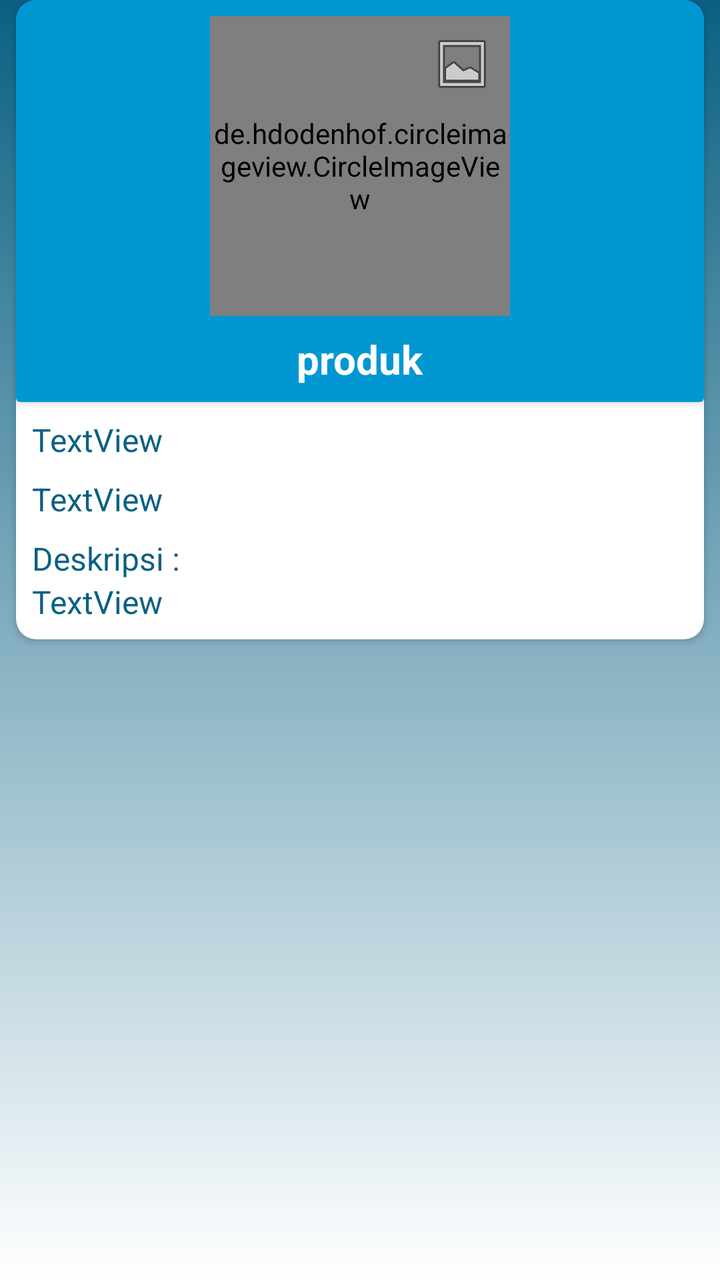
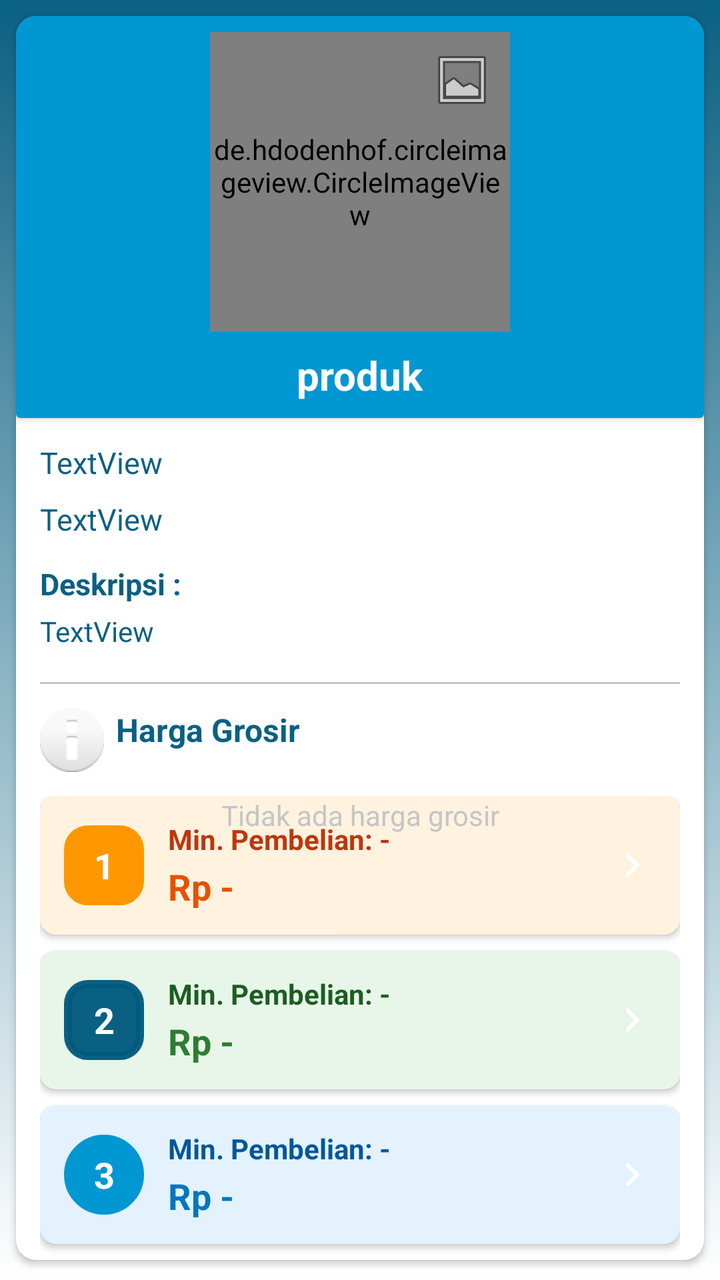

An Android layout rendered at two revisions. The XML below is the earlier revision; the diff shows what the commit changed to produce the second picture.
<!-- AndroidManifest.xml: application theme Theme.MerchantStore -->
<!-- res/layout/activity_detail_produk.xml -->
<?xml version="1.0" encoding="utf-8"?>
<androidx.constraintlayout.widget.ConstraintLayout xmlns:android="http://schemas.android.com/apk/res/android"
    xmlns:app="http://schemas.android.com/apk/res-auto"
    xmlns:tools="http://schemas.android.com/tools"
    android:layout_width="match_parent"
    android:layout_height="match_parent"
    android:background="@drawable/gradient_background2"
    tools:context=".DetailProdukActivity">

    <androidx.cardview.widget.CardView
        android:layout_width="0dp"
        android:layout_height="wrap_content"
        android:layout_marginStart="8dp"
        android:layout_marginEnd="8dp"
        app:cardBackgroundColor="@color/white"
        app:cardCornerRadius="10dp"
        app:layout_constraintEnd_toEndOf="parent"
        app:layout_constraintStart_toStartOf="parent"
        app:layout_constraintTop_toTopOf="parent">

        <androidx.constraintlayout.widget.ConstraintLayout
            android:layout_width="match_parent"
            android:layout_height="wrap_content">

            <androidx.cardview.widget.CardView
                android:id="@+id/cardView11"
                android:layout_width="match_parent"
                android:layout_height="wrap_content"
                app:cardBackgroundColor="@color/purple_500"
                app:layout_constraintStart_toStartOf="parent"
                app:layout_constraintTop_toTopOf="parent">

                <androidx.constraintlayout.widget.ConstraintLayout
                    android:layout_width="match_parent"
                    android:layout_height="match_parent">

                    <de.hdodenhof.circleimageview.CircleImageView
                        android:id="@+id/iv_detail_produk"
                        android:layout_width="150dp"
                        android:layout_height="150dp"
                        android:layout_marginStart="8dp"
                        android:layout_marginTop="8dp"
                        android:layout_marginEnd="8dp"
                        android:src="@drawable/noimage"
                        app:layout_constraintEnd_toEndOf="parent"
                        app:layout_constraintStart_toStartOf="parent"
                        app:layout_constraintTop_toTopOf="parent" />

                    <TextView
                        android:id="@+id/tv_detail_produk"
                        android:layout_width="wrap_content"
                        android:layout_height="wrap_content"
                        android:layout_marginStart="8dp"
                        android:layout_marginTop="8dp"
                        android:layout_marginEnd="8dp"
                        android:layout_marginBottom="8dp"
                        android:text="produk"
                        android:textColor="@color/white"
                        android:textSize="20sp"
                        android:textStyle="bold"
                        app:layout_constraintBottom_toBottomOf="parent"
                        app:layout_constraintEnd_toEndOf="parent"
                        app:layout_constraintStart_toStartOf="parent"
                        app:layout_constraintTop_toBottomOf="@+id/iv_detail_produk" />

                    <ImageButton
                        android:id="@+id/ib_foto_produk"
                        android:layout_width="wrap_content"
                        android:layout_height="wrap_content"
                        android:layout_marginTop="8dp"
                        android:layout_marginEnd="8dp"
                        android:background="@android:color/transparent"
                        app:layout_constraintEnd_toEndOf="@+id/iv_detail_produk"
                        app:layout_constraintTop_toTopOf="@+id/iv_detail_produk"
                        app:srcCompat="@android:drawable/ic_menu_gallery" />
                </androidx.constraintlayout.widget.ConstraintLayout>

            </androidx.cardview.widget.CardView>

            <TextView
                android:id="@+id/tv_detail_produk_harga_beli"
                android:layout_width="wrap_content"
                android:layout_height="wrap_content"
                android:layout_marginStart="8dp"
                android:layout_marginTop="8dp"
                android:text="TextView"
                android:textColor="@color/purple_700"
                android:textSize="16sp"
                app:layout_constraintStart_toStartOf="parent"
                app:layout_constraintTop_toBottomOf="@+id/cardView11" />

            <TextView
                android:id="@+id/tv_detail_produk_harga_jual"
                android:layout_width="wrap_content"
                android:layout_height="wrap_content"
                android:layout_marginStart="8dp"
                android:layout_marginTop="8dp"
                android:text="TextView"
                android:textColor="@color/purple_700"
                android:textSize="16sp"
                app:layout_constraintStart_toStartOf="parent"
                app:layout_constraintTop_toBottomOf="@+id/tv_detail_produk_harga_beli" />

            <TextView
                android:id="@+id/textView30"
                android:layout_width="wrap_content"
                android:layout_height="wrap_content"
                android:layout_marginStart="8dp"
                android:layout_marginTop="8dp"
                android:text="Deskripsi :"
                android:textColor="@color/purple_700"
                android:textSize="16sp"
                app:layout_constraintStart_toStartOf="parent"
                app:layout_constraintTop_toBottomOf="@+id/tv_detail_produk_harga_jual" />

            <TextView
                android:id="@+id/tv_detail_produk_desc"
                android:layout_width="0dp"
                android:layout_height="wrap_content"
                android:layout_marginStart="8dp"
                android:layout_marginEnd="8dp"
                android:layout_marginBottom="8dp"
                android:text="TextView"
                android:textColor="@color/purple_700"
                android:textSize="16sp"
                app:layout_constraintBottom_toBottomOf="parent"
                app:layout_constraintEnd_toEndOf="parent"
                app:layout_constraintStart_toStartOf="parent"
                app:layout_constraintTop_toBottomOf="@+id/textView30" />
        </androidx.constraintlayout.widget.ConstraintLayout>
    </androidx.cardview.widget.CardView>
</androidx.constraintlayout.widget.ConstraintLayout>
<!-- resources referenced by this layout -->
<resources>
  <color name="purple_500">#0097D3</color>
  <color name="purple_700">#F5005A7E</color>
  <color name="white">#FFFFFFFF</color>
  <!-- drawable gradient_background2 (drawable) -->
  <?xml version="1.0" encoding="utf-8"?>
  <shape xmlns:android="http://schemas.android.com/apk/res/android"
      android:shape="rectangle">
  
      <gradient
          android:angle="90"
          android:startColor="@color/white"
          android:endColor="@color/purple_700" />
  
  </shape>
  <!-- drawable noimage: png bitmap (drawable, 6939 bytes) -->
  <style name="Theme.MerchantStore" parent="Theme.MaterialComponents.DayNight.DarkActionBar">
          
          <item name="colorPrimary">@color/purple_500</item>
          <item name="colorPrimaryVariant">@color/purple_700</item>
          <item name="colorOnPrimary">@color/white</item>
          
          <item name="colorSecondary">@color/teal_200</item>
          <item name="colorSecondaryVariant">@color/teal_700</item>
          <item name="colorOnSecondary">@color/black</item>
          
          <item name="android:statusBarColor" tools:targetApi="l">?attr/colorPrimaryVariant</item>
          
      </style>
  <color name="teal_200">#FF03DAC5</color>
  <color name="teal_700">#FF018786</color>
  <color name="black">#FF000000</color>
</resources>

<!-- the commit's change to res/layout/activity_detail_produk.xml (unified diff, before → after) -->
@@ -1,5 +1,5 @@
 <?xml version="1.0" encoding="utf-8"?>
-<androidx.constraintlayout.widget.ConstraintLayout xmlns:android="http://schemas.android.com/apk/res/android"
+<androidx.core.widget.NestedScrollView xmlns:android="http://schemas.android.com/apk/res/android"
     xmlns:app="http://schemas.android.com/apk/res-auto"
     xmlns:tools="http://schemas.android.com/tools"
     android:layout_width="match_parent"
@@ -8,15 +8,11 @@
     tools:context=".DetailProdukActivity">
 
     <androidx.cardview.widget.CardView
-        android:layout_width="0dp"
+        android:layout_width="match_parent"
         android:layout_height="wrap_content"
-        android:layout_marginStart="8dp"
-        android:layout_marginEnd="8dp"
+        android:layout_margin="8dp"
         app:cardBackgroundColor="@color/white"
-        app:cardCornerRadius="10dp"
-        app:layout_constraintEnd_toEndOf="parent"
-        app:layout_constraintStart_toStartOf="parent"
-        app:layout_constraintTop_toTopOf="parent">
+        app:cardCornerRadius="10dp">
 
         <androidx.constraintlayout.widget.ConstraintLayout
             android:layout_width="match_parent"
@@ -81,23 +77,23 @@
                 android:id="@+id/tv_detail_produk_harga_beli"
                 android:layout_width="wrap_content"
                 android:layout_height="wrap_content"
-                android:layout_marginStart="8dp"
+                android:layout_marginStart="12dp"
+                android:layout_marginTop="12dp"
+                android:text="TextView"
+                android:textColor="@color/purple_700"
+                android:textSize="15sp"
+                app:layout_constraintStart_toStartOf="parent"
+                app:layout_constraintTop_toBottomOf="@+id/cardView11" />
+
+            <TextView
+                android:id="@+id/tv_detail_produk_harga_jual"
+                android:layout_width="wrap_content"
+                android:layout_height="wrap_content"
+                android:layout_marginStart="12dp"
                 android:layout_marginTop="8dp"
                 android:text="TextView"
                 android:textColor="@color/purple_700"
-                android:textSize="16sp"
-                app:layout_constraintStart_toStartOf="parent"
-                app:layout_constraintTop_toBottomOf="@+id/cardView11" />
-
-            <TextView
-                android:id="@+id/tv_detail_produk_harga_jual"
-                android:layout_width="wrap_content"
-                android:layout_height="wrap_content"
-                android:layout_marginStart="8dp"
-                android:layout_marginTop="8dp"
-                android:text="TextView"
-                android:textColor="@color/purple_700"
-                android:textSize="16sp"
+                android:textSize="15sp"
                 app:layout_constraintStart_toStartOf="parent"
                 app:layout_constraintTop_toBottomOf="@+id/tv_detail_produk_harga_beli" />
 
@@ -105,11 +101,12 @@
                 android:id="@+id/textView30"
                 android:layout_width="wrap_content"
                 android:layout_height="wrap_content"
-                android:layout_marginStart="8dp"
-                android:layout_marginTop="8dp"
+                android:layout_marginStart="12dp"
+                android:layout_marginTop="12dp"
                 android:text="Deskripsi :"
                 android:textColor="@color/purple_700"
-                android:textSize="16sp"
+                android:textSize="15sp"
+                android:textStyle="bold"
                 app:layout_constraintStart_toStartOf="parent"
                 app:layout_constraintTop_toBottomOf="@+id/tv_detail_produk_harga_jual" />
 
@@ -117,16 +114,266 @@
                 android:id="@+id/tv_detail_produk_desc"
                 android:layout_width="0dp"
                 android:layout_height="wrap_content"
-                android:layout_marginStart="8dp"
-                android:layout_marginEnd="8dp"
-                android:layout_marginBottom="8dp"
+                android:layout_marginStart="12dp"
+                android:layout_marginTop="4dp"
+                android:layout_marginEnd="12dp"
                 android:text="TextView"
                 android:textColor="@color/purple_700"
+                android:textSize="14sp"
+                app:layout_constraintEnd_toEndOf="parent"
+                app:layout_constraintStart_toStartOf="parent"
+                app:layout_constraintTop_toBottomOf="@+id/textView30" />
+
+            <View
+                android:id="@+id/divider_grosir"
+                android:layout_width="0dp"
+                android:layout_height="1dp"
+                android:layout_marginStart="12dp"
+                android:layout_marginTop="16dp"
+                android:layout_marginEnd="12dp"
+                android:background="@color/grey"
+                app:layout_constraintEnd_toEndOf="parent"
+                app:layout_constraintStart_toStartOf="parent"
+                app:layout_constraintTop_toBottomOf="@+id/tv_detail_produk_desc" />
+
+            <TextView
+                android:id="@+id/tv_header_grosir"
+                android:layout_width="wrap_content"
+                android:layout_height="wrap_content"
+                android:layout_marginStart="12dp"
+                android:layout_marginTop="12dp"
+                android:drawablePadding="6dp"
+                android:text="Harga Grosir"
+                android:textColor="@color/purple_700"
                 android:textSize="16sp"
+                android:textStyle="bold"
+                app:drawableStartCompat="@android:drawable/ic_dialog_info"
+                app:layout_constraintStart_toStartOf="parent"
+                app:layout_constraintTop_toBottomOf="@+id/divider_grosir" />
+
+            <LinearLayout
+                android:id="@+id/linear_grosir"
+                android:layout_width="0dp"
+                android:layout_height="wrap_content"
+                android:layout_marginStart="12dp"
+                android:layout_marginTop="12dp"
+                android:layout_marginEnd="12dp"
+                android:orientation="vertical"
+                app:layout_constraintEnd_toEndOf="parent"
+                app:layout_constraintStart_toStartOf="parent"
+                app:layout_constraintTop_toBottomOf="@+id/tv_header_grosir">
+
+                <androidx.cardview.widget.CardView
+                    android:id="@+id/card_grosir_1"
+                    android:layout_width="match_parent"
+                    android:layout_height="wrap_content"
+                    android:layout_marginBottom="8dp"
+                    android:clickable="true"
+                    android:focusable="true"
+                    android:foreground="?attr/selectableItemBackground"
+                    app:cardBackgroundColor="#FFF3E0"
+                    app:cardCornerRadius="8dp"
+                    app:cardElevation="2dp">
+
+                    <LinearLayout
+                        android:layout_width="match_parent"
+                        android:layout_height="wrap_content"
+                        android:gravity="center_vertical"
+                        android:orientation="horizontal"
+                        android:padding="12dp">
+
+                        <TextView
+                            android:layout_width="40dp"
+                            android:layout_height="40dp"
+                            android:background="@drawable/btn_round_orange"
+                            android:gravity="center"
+                            android:text="1"
+                            android:textColor="@color/white"
+                            android:textSize="18sp"
+                            android:textStyle="bold" />
+
+                        <LinearLayout
+                            android:layout_width="0dp"
+                            android:layout_height="wrap_content"
+                            android:layout_marginStart="12dp"
+                            android:layout_weight="1"
+                            android:orientation="vertical">
+
+                            <TextView
+                                android:id="@+id/tv_min_beli_1"
+                                android:layout_width="wrap_content"
+                                android:layout_height="wrap_content"
+                                android:text="Min. Pembelian: -"
+                                android:textColor="#BF360C"
+                                android:textSize="14sp"
+                                android:textStyle="bold" />
+
+                            <TextView
+                android:id="@+id/tv_harga_grosir_1"
+                                android:layout_width="wrap_content"
+                                android:layout_height="wrap_content"
+                                android:layout_marginTop="2dp"
+                                android:text="Rp -"
+                                android:textColor="#E65100"
+                                android:textSize="18sp"
+                                android:textStyle="bold" />
+                        </LinearLayout>
+
+                        <ImageView
+                            android:layout_width="24dp"
+                            android:layout_height="24dp"
+                            android:contentDescription="arrow"
+                            app:srcCompat="@drawable/ic_baseline_navigate_next_24" />
+                    </LinearLayout>
+                </androidx.cardview.widget.CardView>
+
+                <androidx.cardview.widget.CardView
+                    android:id="@+id/card_grosir_2"
+                    android:layout_width="match_parent"
+                    android:layout_height="wrap_content"
+                    android:layout_marginBottom="8dp"
+                    android:clickable="true"
+                    android:focusable="true"
+                    android:foreground="?attr/selectableItemBackground"
+                    app:cardBackgroundColor="#E8F5E9"
+                    app:cardCornerRadius="8dp"
+                    app:cardElevation="2dp">
+
+                    <LinearLayout
+                        android:layout_width="match_parent"
+                        android:layout_height="wrap_content"
+                        android:gravity="center_vertical"
+                        android:orientation="horizontal"
+                        android:padding="12dp">
+
+                        <TextView
+                            android:layout_width="40dp"
+                            android:layout_height="40dp"
+                            android:background="@drawable/btn_round_green"
+                            android:gravity="center"
+                            android:text="2"
+                            android:textColor="@color/white"
+                            android:textSize="18sp"
+                            android:textStyle="bold" />
+
+                        <LinearLayout
+                            android:layout_width="0dp"
+                            android:layout_height="wrap_content"
+                            android:layout_marginStart="12dp"
+                            android:layout_weight="1"
+                            android:orientation="vertical">
+
+                            <TextView
+                                android:id="@+id/tv_min_beli_2"
+                                android:layout_width="wrap_content"
+                                android:layout_height="wrap_content"
+                                android:text="Min. Pembelian: -"
+                                android:textColor="#1B5E20"
+                                android:textSize="14sp"
+                                android:textStyle="bold" />
+
+                            <TextView
+                android:id="@+id/tv_harga_grosir_2"
+                                android:layout_width="wrap_content"
+                                android:layout_height="wrap_content"
+                                android:layout_marginTop="2dp"
+                                android:text="Rp -"
+                                android:textColor="#2E7D32"
+                                android:textSize="18sp"
+                                android:textStyle="bold" />
+                        </LinearLayout>
+
+                        <ImageView
+                            android:layout_width="24dp"
+                            android:layout_height="24dp"
+                            android:contentDescription="arrow"
+                            app:srcCompat="@drawable/ic_baseline_navigate_next_24" />
+                    </LinearLayout>
+                </androidx.cardview.widget.CardView>
+
+                <androidx.cardview.widget.CardView
+                    android:id="@+id/card_grosir_3"
+                    android:layout_width="match_parent"
+                    android:layout_height="wrap_content"
+                    android:layout_marginBottom="8dp"
+                    android:clickable="true"
+                    android:focusable="true"
+                    android:foreground="?attr/selectableItemBackground"
+                    app:cardBackgroundColor="#E3F2FD"
+                    app:cardCornerRadius="8dp"
+                    app:cardElevation="2dp">
+
+                    <LinearLayout
+                        android:layout_width="match_parent"
+                        android:layout_height="wrap_content"
+                        android:gravity="center_vertical"
+                        android:orientation="horizontal"
+                        android:padding="12dp">
+
+                        <TextView
+                            android:layout_width="40dp"
+                            android:layout_height="40dp"
+                            android:background="@drawable/btn_round_blue_filled"
+                            android:gravity="center"
+                            android:text="3"
+                            android:textColor="@color/white"
+                            android:textSize="18sp"
+                            android:textStyle="bold" />
+
+                        <LinearLayout
+                            android:layout_width="0dp"
+                            android:layout_height="wrap_content"
+                            android:layout_marginStart="12dp"
+                            android:layout_weight="1"
+                            android:orientation="vertical">
+
+                            <TextView
+                                android:id="@+id/tv_min_beli_3"
+                                android:layout_width="wrap_content"
+                                android:layout_height="wrap_content"
+                                android:text="Min. Pembelian: -"
+                                android:textColor="#01579B"
+                                android:textSize="14sp"
+                                android:textStyle="bold" />
+
+                            <TextView
+                android:id="@+id/tv_harga_grosir_3"
+                                android:layout_width="wrap_content"
+                                android:layout_height="wrap_content"
+                                android:layout_marginTop="2dp"
+                                android:text="Rp -"
+                                android:textColor="#0277BD"
+                                android:textSize="18sp"
+                                android:textStyle="bold" />
+                        </LinearLayout>
+
+                        <ImageView
+                            android:layout_width="24dp"
+                            android:layout_height="24dp"
+                            android:contentDescription="arrow"
+                            app:srcCompat="@drawable/ic_baseline_navigate_next_24" />
+                    </LinearLayout>
+                </androidx.cardview.widget.CardView>
+            </LinearLayout>
+
+            <TextView
+                android:id="@+id/tv_empty_grosir"
+                android:layout_width="0dp"
+                android:layout_height="wrap_content"
+                android:layout_marginStart="12dp"
+                android:layout_marginTop="12dp"
+                android:layout_marginEnd="12dp"
+                android:layout_marginBottom="16dp"
+                android:gravity="center"
+                android:text="Tidak ada harga grosir"
+                android:textColor="@color/grey"
+                android:textSize="14sp"
                 app:layout_constraintBottom_toBottomOf="parent"
                 app:layout_constraintEnd_toEndOf="parent"
                 app:layout_constraintStart_toStartOf="parent"
-                app:layout_constraintTop_toBottomOf="@+id/textView30" />
+                app:layout_constraintTop_toBottomOf="@+id/tv_header_grosir"
+                app:layout_constraintVertical_bias="0.0" />
+
         </androidx.constraintlayout.widget.ConstraintLayout>
     </androidx.cardview.widget.CardView>
-</androidx.constraintlayout.widget.ConstraintLayout>
+</androidx.core.widget.NestedScrollView>
<!-- resource entries referenced after the edit -->
@@ -1,8 +1,42 @@
 <!-- resources referenced by this layout -->
 <resources>
+  <color name="grey">#C5C5C5</color>
   <color name="purple_500">#0097D3</color>
   <color name="purple_700">#F5005A7E</color>
   <color name="white">#FFFFFFFF</color>
+  <!-- drawable btn_round_blue_filled (drawable) -->
+  <?xml version="1.0" encoding="utf-8"?>
+  <shape xmlns:android="http://schemas.android.com/apk/res/android"
+      android:padding="16dp"
+      android:shape="rectangle">
+      <stroke
+          android:width="4dp"
+          android:color="@color/btn_blue" />
+      <corners android:radius="20dp" />
+      <solid android:color="@color/btn_blue" />
+  </shape>
+  <!-- drawable btn_round_green (drawable) -->
+  <?xml version="1.0" encoding="utf-8"?>
+  <shape xmlns:android="http://schemas.android.com/apk/res/android"
+      android:padding="16dp"
+      android:shape="rectangle">
+      <stroke
+          android:width="4dp"
+          android:color="@color/purple_700" />
+      <corners android:radius="10dp" />
+      <solid android:color="@color/purple_700" />
+  </shape>
+  <!-- drawable btn_round_orange (drawable) -->
+  <?xml version="1.0" encoding="utf-8"?>
+  <shape xmlns:android="http://schemas.android.com/apk/res/android"
+      android:padding="16dp"
+      android:shape="rectangle">
+      <stroke
+          android:width="4dp"
+          android:color="@color/btn_orange" />
+      <corners android:radius="10dp" />
+      <solid android:color="@color/btn_orange" />
+  </shape>
   <!-- drawable gradient_background2 (drawable) -->
   <?xml version="1.0" encoding="utf-8"?>
   <shape xmlns:android="http://schemas.android.com/apk/res/android"
@@ -14,6 +48,18 @@
           android:endColor="@color/purple_700" />
   
   </shape>
+  <!-- drawable ic_baseline_navigate_next_24 (drawable) -->
+  <vector android:autoMirrored="true"
+      android:height="24dp"
+      android:tint="#FFFFFF"
+      android:viewportHeight="24"
+      android:viewportWidth="24"
+      android:width="24dp"
+      xmlns:android="http://schemas.android.com/apk/res/android">
+      <path
+          android:fillColor="@android:color/white"
+          android:pathData="M10,6L8.59,7.41 13.17,12l-4.58,4.59L10,18l6,-6z" />
+  </vector>
   <!-- drawable noimage: png bitmap (drawable, 6939 bytes) -->
   <style name="Theme.MerchantStore" parent="Theme.MaterialComponents.DayNight.DarkActionBar">
           
@@ -28,6 +74,8 @@
           <item name="android:statusBarColor" tools:targetApi="l">?attr/colorPrimaryVariant</item>
           
       </style>
+  <color name="btn_blue">#0097D3</color>
+  <color name="btn_orange">#FF9800</color>
   <color name="teal_200">#FF03DAC5</color>
   <color name="teal_700">#FF018786</color>
   <color name="black">#FF000000</color>
